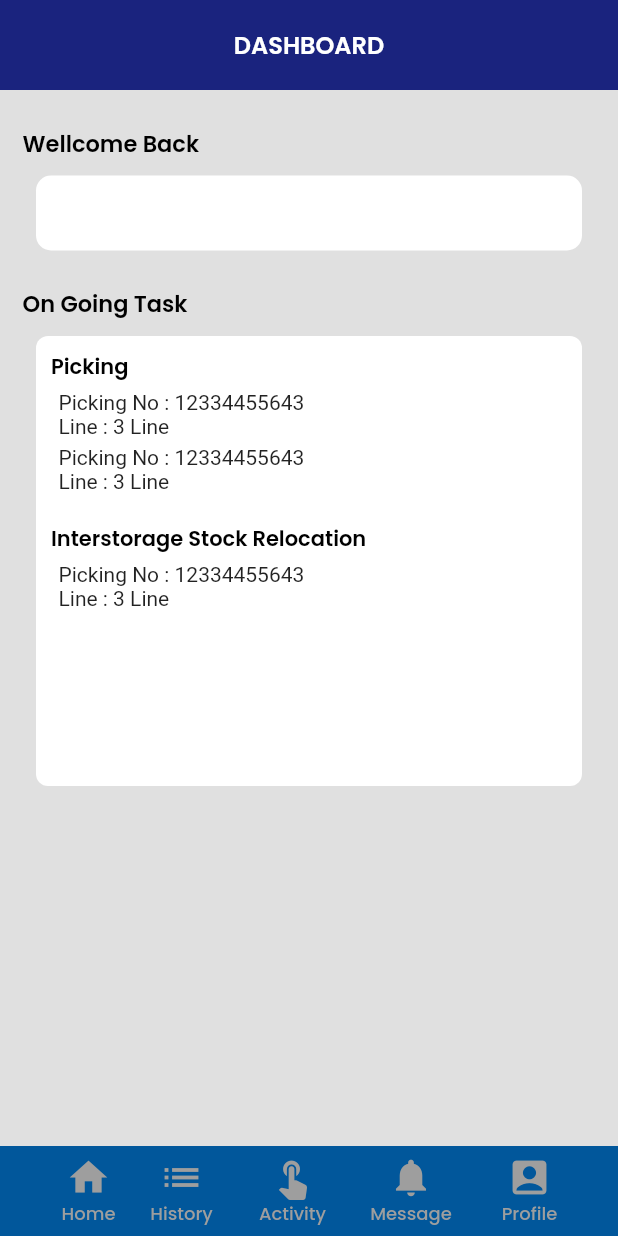
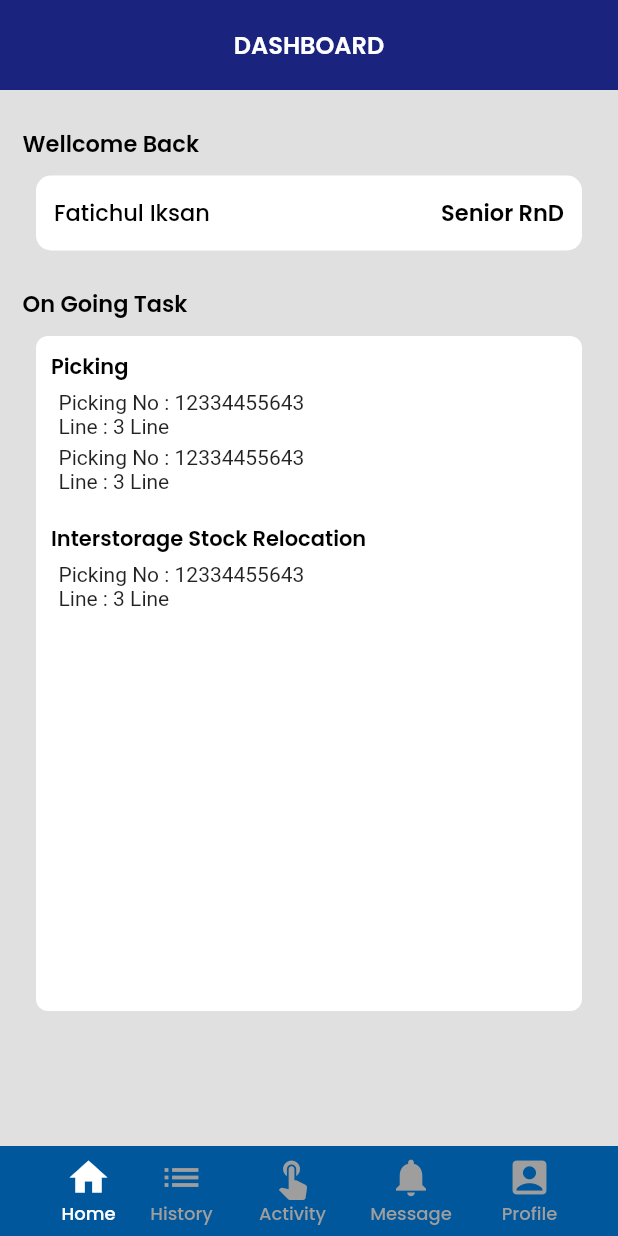
Before and after one commit to fathulaziss/asaba, a Flutter app: the screen it shows after launch, on a phone screen of 412 x 824 dp. Run offline on Flutter 3.47's test engine with Material 2 defaults, Android fonts, the phone set to English and light mode, and no system bars; our stand-ins replace google_fonts, material_design_icons_flutter, supercharged; missing offline and left inert: flutter_barcode_scanner.

Commit message:
fix mainpage navigation

```diff
--- a/lib/ui/pages/dashboard_page.dart
+++ b/lib/ui/pages/dashboard_page.dart
@@ -3,7 +3,9 @@ part of 'pages.dart';
 class DashboardPage extends StatelessWidget {
   @override
   Widget build(BuildContext context) {
-    return Column(
+    return ListView(
+      children: [
+        Column(
           children: [
             // Header
             Container(
@@ -38,9 +40,29 @@ class DashboardPage extends StatelessWidget {
                   width: double.infinity,
                   height: 50,
                   margin: EdgeInsets.symmetric(horizontal: 24),
+                  padding: EdgeInsets.fromLTRB(12, 5, 12, 5),
                   decoration: BoxDecoration(
                     borderRadius: BorderRadius.circular(10),
                     color: Colors.white,
+                  ),
+                  child: Row(
+                    mainAxisAlignment: MainAxisAlignment.spaceBetween,
+                    children: [
+                      Text(
+                        "Fatichul Iksan",
+                        style: GoogleFonts.poppins(
+                            color: Colors.black,
+                            fontSize: 15,
+                            fontWeight: FontWeight.w500),
+                      ),
+                      Text(
+                        "Senior RnD",
+                        style: GoogleFonts.poppins(
+                            color: Colors.black,
+                            fontSize: 15,
+                            fontWeight: FontWeight.w600),
+                      ),
+                    ],
                   ),
                 ),
                 Container(
@@ -55,7 +77,7 @@ class DashboardPage extends StatelessWidget {
                 ),
                 Container(
                   width: double.infinity,
-              height: 300,
+                  height: 450,
                   margin: EdgeInsets.symmetric(horizontal: 24),
                   decoration: BoxDecoration(
                     borderRadius: BorderRadius.circular(8),
@@ -84,7 +106,8 @@ class DashboardPage extends StatelessWidget {
                                 Container(
                                   margin: EdgeInsets.only(bottom: 5),
                                   child: Column(
-                                crossAxisAlignment: CrossAxisAlignment.start,
+                                    crossAxisAlignment:
+                                        CrossAxisAlignment.start,
                                     children: [
                                       Text("Picking No : 12334455643"),
                                       Text("Line : 3 Line")
@@ -93,7 +116,8 @@ class DashboardPage extends StatelessWidget {
                                 ),
                                 Container(
                                   child: Column(
-                                crossAxisAlignment: CrossAxisAlignment.start,
+                                    crossAxisAlignment:
+                                        CrossAxisAlignment.start,
                                     children: [
                                       Text("Picking No : 12334455643"),
                                       Text("Line : 3 Line")
@@ -121,7 +145,8 @@ class DashboardPage extends StatelessWidget {
                                 Container(
                                   margin: EdgeInsets.only(bottom: 5),
                                   child: Column(
-                                crossAxisAlignment: CrossAxisAlignment.start,
+                                    crossAxisAlignment:
+                                        CrossAxisAlignment.start,
                                     children: [
                                       Text("Picking No : 12334455643"),
                                       Text("Line : 3 Line")
@@ -139,6 +164,8 @@ class DashboardPage extends StatelessWidget {
               ],
             )
           ],
+        ),
+      ],
     );
   }
 }
--- a/lib/ui/pages/main_page.dart
+++ b/lib/ui/pages/main_page.dart
@@ -1,17 +1,13 @@
 part of 'pages.dart';
 
 class MainPage extends StatefulWidget {
-  final int initialPage;
-
-  MainPage({this.initialPage});
-
   @override
   _MainPageState createState() => _MainPageState();
 }
 
 class _MainPageState extends State<MainPage> {
-  int selectedPage;
-  PageController pageController;
+  int selectedPage = 0;
+  PageController pageController = PageController(initialPage: 0);
 
   @override
   Widget build(BuildContext context) {
```
Also changed, not shown: 1 other file. Lines whose indentation alone changed are shown as unchanged.
